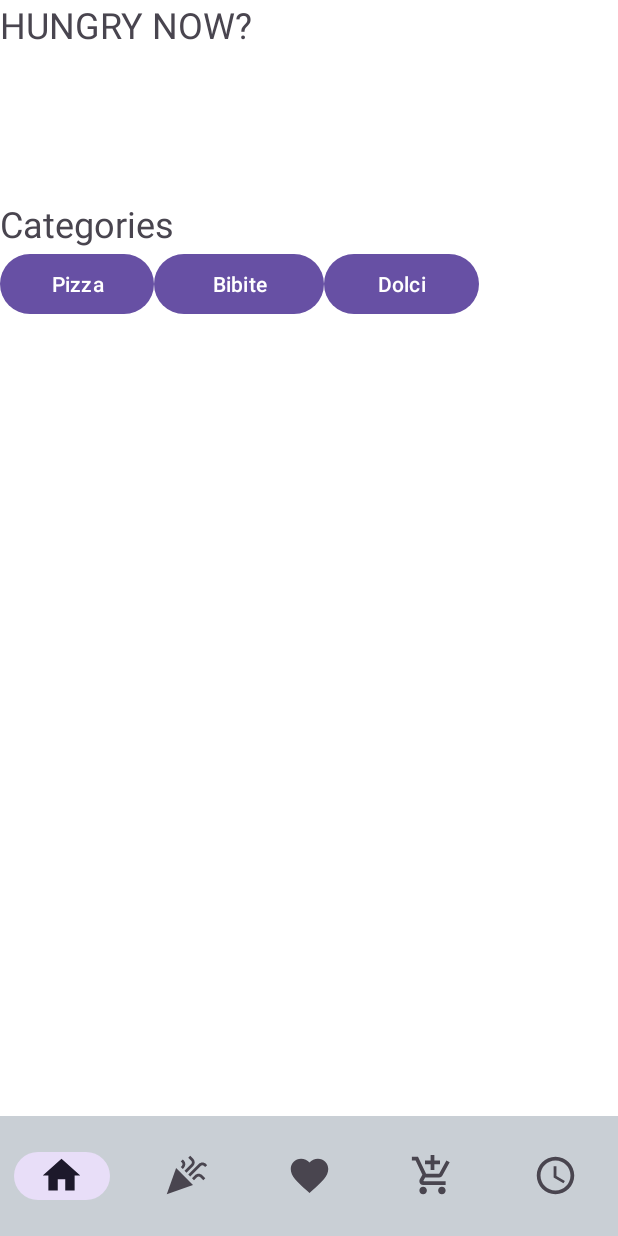
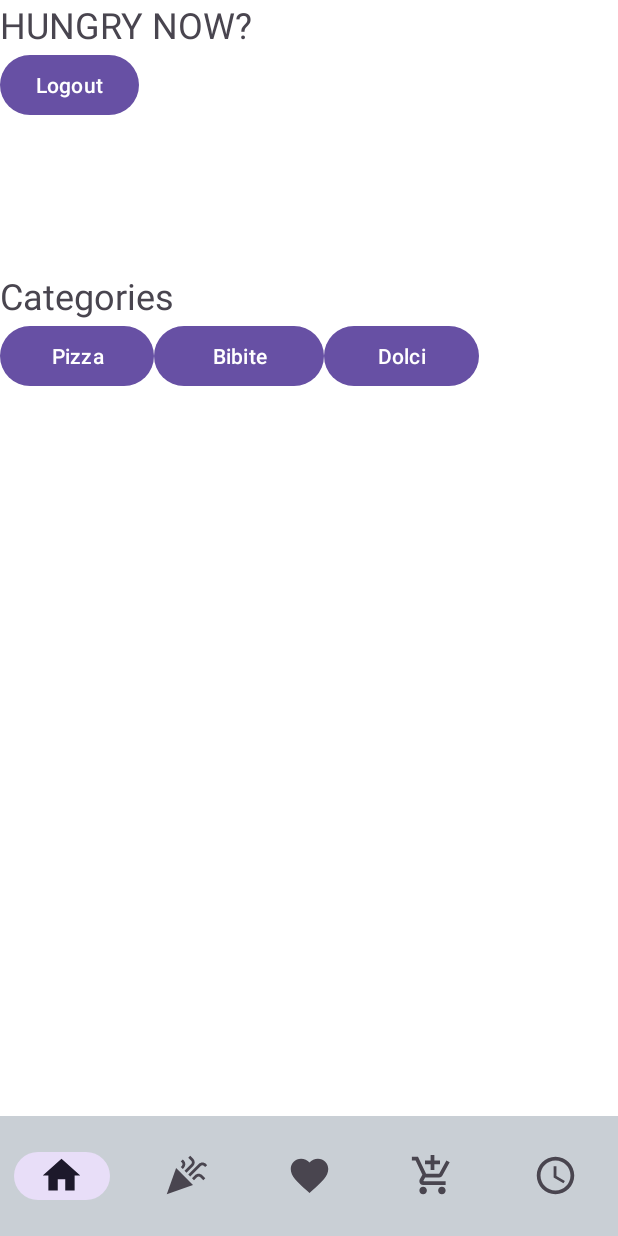
Before and after one commit to michele-vigliotta/HotSliceApp, an Android app built with Jetpack Compose: the HomeActivity screen opened directly, with no data from a screen before it, on a phone screen of 412 x 824 dp. Run offline under Robolectric (Android 15) with nearby library versions, the phone set to English and light mode, and no system bars; our stand-ins replace Firebase (no records; nobody signed in at launch, a user with empty details on screens opened directly); 5 statements that could not run were skipped.

Commit message:
Aggiunta pulsante logout nella HomeActivity

```diff
--- a/app/src/main/java/com/example/hotsliceapp/HomeActivity.kt
+++ b/app/src/main/java/com/example/hotsliceapp/HomeActivity.kt
@@ -1,6 +1,9 @@
 package com.example.hotsliceapp
 
+import android.content.Intent
 import android.os.Bundle
+import android.widget.Button
+import android.widget.Toast
 import androidx.appcompat.app.AppCompatActivity
 import androidx.fragment.app.Fragment
 import com.example.hotsliceapp.databinding.ActivityHomeBinding
@@ -44,6 +47,14 @@ class HomeActivity : AppCompatActivity() {
             }
 
         }
+        var logout_btn= findViewById<Button>(R.id.logout_button)
+        logout_btn.setOnClickListener {
+            auth.signOut()
+            Toast.makeText(baseContext, "Utente Disconnesso", Toast.LENGTH_SHORT)
+                .show()
+            val intent = Intent(this, Login::class.java)
+            startActivity(intent)
+        }
     }
 
     private fun replaceFragment(fragment: Fragment) {
--- /dev/null
+++ b/app/src/main/res/drawable/baseline_logout_24.xml
@@ -0,0 +1,5 @@
+<vector xmlns:android="http://schemas.android.com/apk/res/android" android:autoMirrored="true" android:height="24dp" android:tint="#000000" android:viewportHeight="24" android:viewportWidth="24" android:width="24dp">
+
+    <path android:fillColor="@android:color/white" android:pathData="M17,7l-1.41,1.41L18.17,11H8v2h10.17l-2.58,2.58L17,17l5,-5zM4,5h8V3H4c-1.1,0 -2,0.9 -2,2v14c0,1.1 0.9,2 2,2h8v-2H4V5z"/>
+
+</vector>
--- a/app/src/main/res/layout/activity_home.xml
+++ b/app/src/main/res/layout/activity_home.xml
@@ -22,6 +22,13 @@
             android:layout_height="wrap_content"
             android:text="HUNGRY NOW?"
             android:textSize="24sp" />
+
+        <Button
+
+            android:id="@+id/logout_button"
+            android:layout_width="wrap_content"
+            android:layout_height="wrap_content"
+            android:text="Logout" />
 
         <Space
             android:layout_width="match_parent"
@@ -65,6 +72,12 @@
             android:id="@+id/fragmentContainerView"
             android:layout_width="match_parent"
             android:layout_height="match_parent" />
+
+        <Button
+            android:id="@+id/button4"
+            android:layout_width="match_parent"
+            android:layout_height="wrap_content"
+            android:text="Button" />
     </LinearLayout>
         <com.google.android.material.bottomnavigation.BottomNavigationView
             android:id="@+id/bottomNavigationView"
--- a/app/src/main/res/menu/bottom_menu.xml
+++ b/app/src/main/res/menu/bottom_menu.xml
@@ -22,4 +22,5 @@
         android:icon="@drawable/baseline_access_time_24"
         android:title="Ordini"/>
 
+
 </menu>
```
